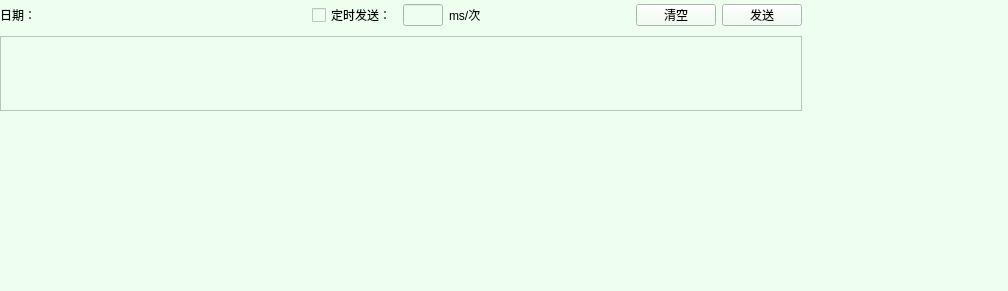
uBayMaxH/PortAssistant, file SendingArea.ui: the form before one commit.
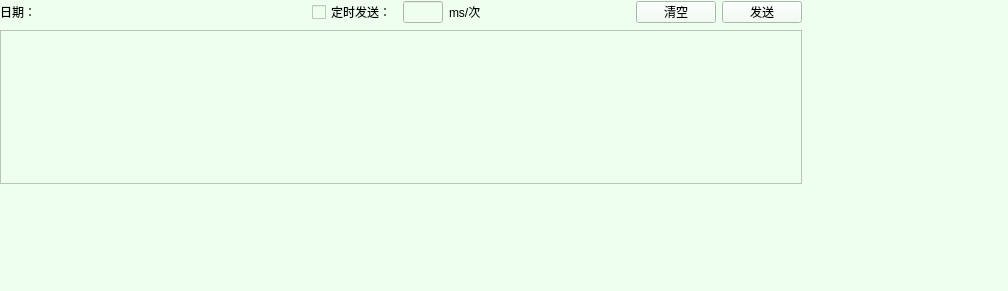
The form after the commit.

What changed in the file:
```diff
--- a/SendingArea.ui
+++ b/SendingArea.ui
@@ -28,7 +28,7 @@
      <x>0</x>
      <y>0</y>
      <width>802</width>
-     <height>114</height>
+     <height>184</height>
     </rect>
    </property>
    <layout class="QVBoxLayout" name="sendLayout">
@@ -144,23 +144,7 @@
      </layout>
     </item>
     <item>
-     <widget class="QTextEdit" name="sendingTextEdit">
-      <property name="minimumSize">
-       <size>
-        <width>800</width>
-        <height>75</height>
-       </size>
-      </property>
-      <property name="maximumSize">
-       <size>
-        <width>16777215</width>
-        <height>75</height>
-       </size>
-      </property>
-      <property name="styleSheet">
-       <string notr="true"/>
-      </property>
-     </widget>
+     <widget class="QTextEdit" name="sendingTextEdit"/>
     </item>
    </layout>
   </widget>
```
